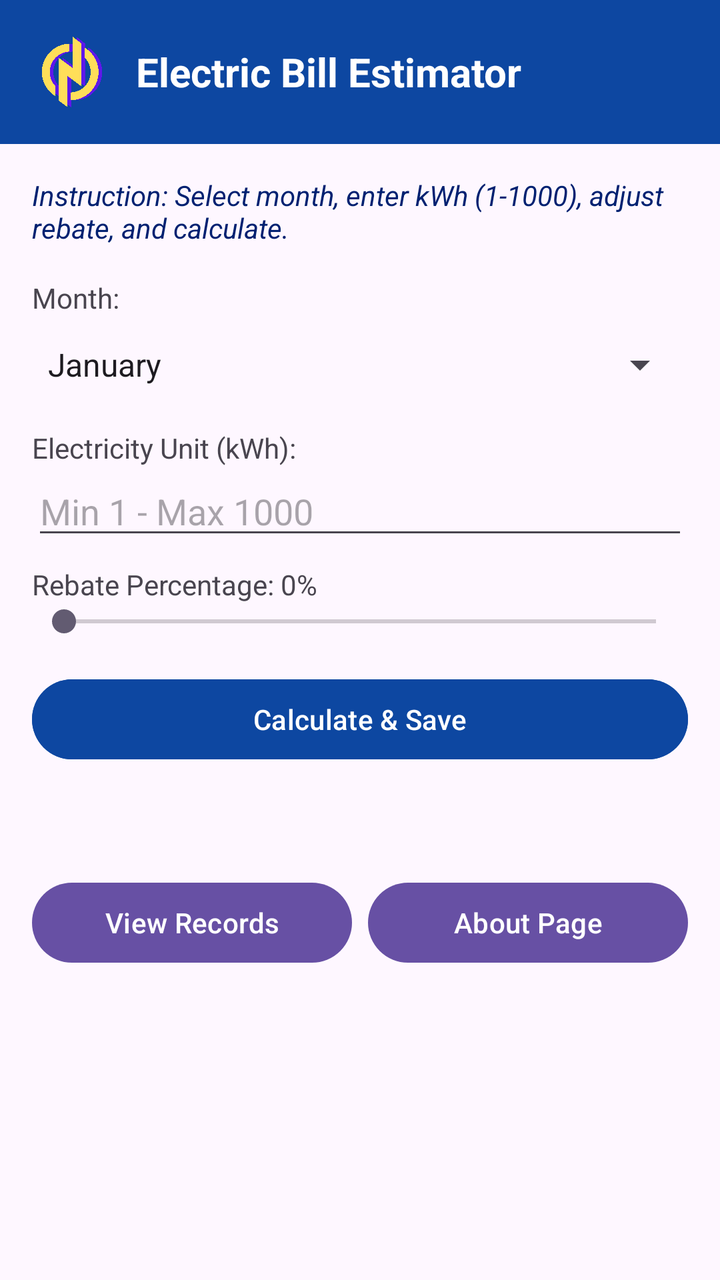
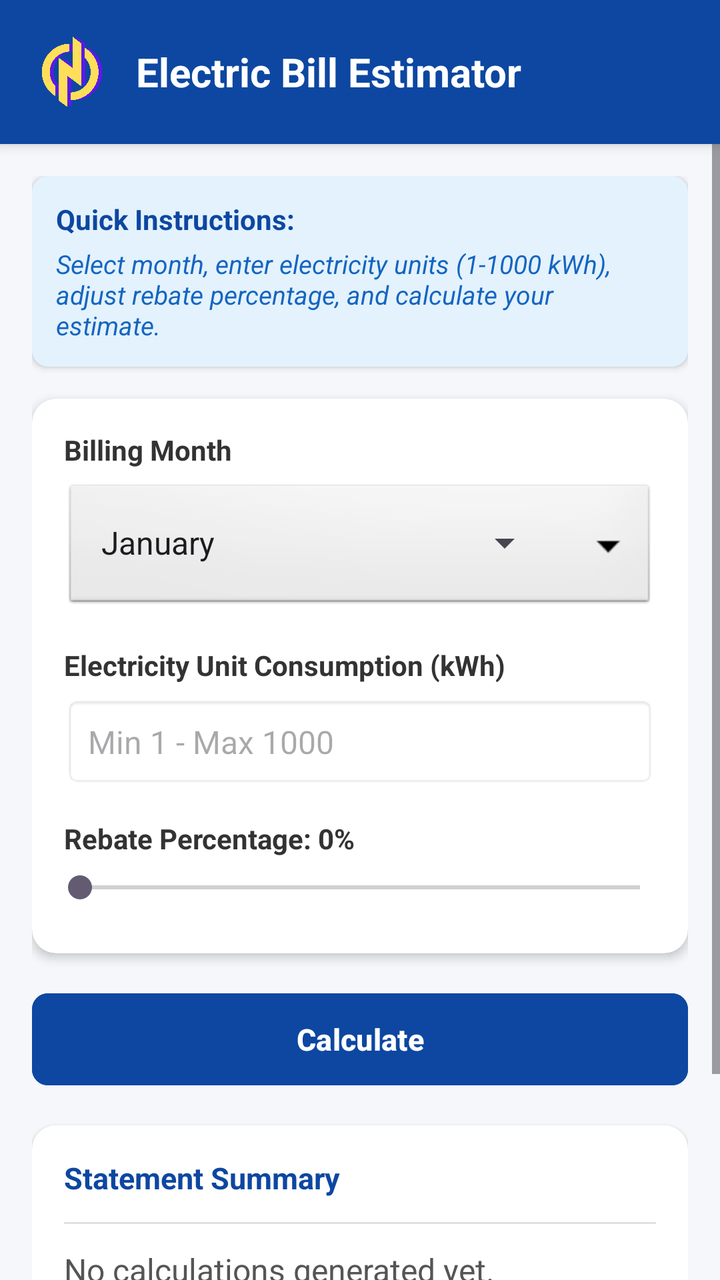

Before-and-after screenshots of an Android layout around one commit, followed by the original layout XML and the change that was made.
<!-- AndroidManifest.xml: application theme Theme.ElectricBillEstimator -->
<!-- res/layout/activity_main.xml -->
<?xml version="1.0" encoding="utf-8"?>
<LinearLayout
    xmlns:android="http://schemas.android.com/apk/res/android"
    android:layout_width="match_parent"
    android:layout_height="match_parent"
    android:orientation="vertical">

    <LinearLayout
        android:layout_width="match_parent"
        android:layout_height="wrap_content"
        android:orientation="horizontal"
        android:background="@color/primaryColor"
        android:padding="16dp"
        android:gravity="center_vertical">

        <ImageView
            android:layout_width="40dp"
            android:layout_height="40dp"
            android:src="@drawable/logo"
            android:layout_marginEnd="12dp"
            android:contentDescription="App Logo" />

        <TextView
            android:layout_width="wrap_content"
            android:layout_height="wrap_content"
            android:text="Electric Bill Estimator"
            android:textColor="#FFFFFF"
            android:textSize="20sp"
            android:textStyle="bold" />
    </LinearLayout>

    <LinearLayout
        android:layout_width="match_parent"
        android:layout_height="match_parent"
        android:orientation="vertical"
        android:padding="16dp">

        <TextView
            android:layout_width="match_parent"
            android:layout_height="wrap_content"
            android:text="Instruction: Select month, enter kWh (1-1000), adjust rebate, and calculate."
            android:textColor="@color/primaryDarkColor"
            android:textStyle="italic"
            android:layout_marginBottom="16dp"/>

        <TextView
            android:layout_width="wrap_content"
            android:layout_height="wrap_content"
            android:text="Month:" />
        <Spinner
            android:id="@+id/spinnerMonth"
            android:layout_width="match_parent"
            android:layout_height="48dp"
            android:entries="@array/months_array"/>

        <TextView
            android:layout_width="wrap_content"
            android:layout_height="wrap_content"
            android:text="Electricity Unit (kWh):"
            android:layout_marginTop="8dp"/>
        <EditText
            android:id="@+id/etKwh"
            android:layout_width="match_parent"
            android:layout_height="wrap_content"
            android:inputType="number"
            android:hint="Min 1 - Max 1000" />

        <TextView
            android:id="@+id/tvRebateLabel"
            android:layout_width="wrap_content"
            android:layout_height="wrap_content"
            android:text="Rebate Percentage: 0%"
            android:layout_marginTop="8dp"/>
        <SeekBar
            android:id="@+id/seekRebate"
            android:layout_width="match_parent"
            android:layout_height="wrap_content"
            android:max="5"
            android:progress="0" />

        <Button
            android:id="@+id/btnCalculate"
            android:layout_width="match_parent"
            android:layout_height="wrap_content"
            android:text="Calculate &amp; Save"
            android:layout_marginTop="16dp"
            android:backgroundTint="@color/primaryColor"/>

        <TextView
            android:id="@+id/tvResult"
            android:layout_width="match_parent"
            android:layout_height="wrap_content"
            android:layout_marginTop="16dp"
            android:textSize="16sp"
            android:textStyle="bold" />

        <LinearLayout
            android:layout_width="match_parent"
            android:layout_height="wrap_content"
            android:orientation="horizontal"
            android:layout_marginTop="16dp">
            <Button
                android:id="@+id/btnViewHistory"
                android:layout_width="0dp"
                android:layout_weight="1"
                android:layout_height="wrap_content"
                android:text="View Records"
                android:layout_marginEnd="4dp"/>
            <Button
                android:id="@+id/btnAbout"
                android:layout_width="0dp"
                android:layout_weight="1"
                android:layout_height="wrap_content"
                android:text="About Page"
                android:layout_marginStart="4dp"/>
        </LinearLayout>
    </LinearLayout>
</LinearLayout>
<!-- resources referenced by this layout -->
<resources>
  <string-array name="months_array">
          <item>January</item>
          <item>February</item>
          <item>March</item>
          <item>April</item>
          <item>May</item>
          <item>June</item>
          <item>July</item>
          <item>August</item>
          <item>September</item>
          <item>October</item>
          <item>November</item>
          <item>December</item>
      </string-array>
  <color name="primaryColor">#0D47A1</color>
  <color name="primaryDarkColor">#002171</color>
  <!-- drawable logo: png bitmap (drawable, 116946 bytes) -->
  <style name="Theme.ElectricBillEstimator" parent="Base.Theme.ElectricBillEstimator" />
  <style name="Base.Theme.ElectricBillEstimator" parent="Theme.Material3.Light.NoActionBar">
      </style>
</resources>

<!-- the commit's change to res/layout/activity_main.xml (unified diff, before → after) -->
@@ -1,9 +1,11 @@
 <?xml version="1.0" encoding="utf-8"?>
 <LinearLayout
     xmlns:android="http://schemas.android.com/apk/res/android"
+    xmlns:app="http://schemas.android.com/apk/res-auto"
     android:layout_width="match_parent"
     android:layout_height="match_parent"
-    android:orientation="vertical">
+    android:orientation="vertical"
+    android:background="#F5F7FA">
 
     <LinearLayout
         android:layout_width="match_parent"
@@ -11,7 +13,8 @@
         android:orientation="horizontal"
         android:background="@color/primaryColor"
         android:padding="16dp"
-        android:gravity="center_vertical">
+        android:gravity="center_vertical"
+        android:elevation="4dp">
 
         <ImageView
             android:layout_width="40dp"
@@ -29,90 +32,227 @@
             android:textStyle="bold" />
     </LinearLayout>
 
-    <LinearLayout
+    <ScrollView
         android:layout_width="match_parent"
-        android:layout_height="match_parent"
-        android:orientation="vertical"
-        android:padding="16dp">
-
-        <TextView
-            android:layout_width="match_parent"
-            android:layout_height="wrap_content"
-            android:text="Instruction: Select month, enter kWh (1-1000), adjust rebate, and calculate."
-            android:textColor="@color/primaryDarkColor"
-            android:textStyle="italic"
-            android:layout_marginBottom="16dp"/>
-
-        <TextView
-            android:layout_width="wrap_content"
-            android:layout_height="wrap_content"
-            android:text="Month:" />
-        <Spinner
-            android:id="@+id/spinnerMonth"
-            android:layout_width="match_parent"
-            android:layout_height="48dp"
-            android:entries="@array/months_array"/>
-
-        <TextView
-            android:layout_width="wrap_content"
-            android:layout_height="wrap_content"
-            android:text="Electricity Unit (kWh):"
-            android:layout_marginTop="8dp"/>
-        <EditText
-            android:id="@+id/etKwh"
-            android:layout_width="match_parent"
-            android:layout_height="wrap_content"
-            android:inputType="number"
-            android:hint="Min 1 - Max 1000" />
-
-        <TextView
-            android:id="@+id/tvRebateLabel"
-            android:layout_width="wrap_content"
-            android:layout_height="wrap_content"
-            android:text="Rebate Percentage: 0%"
-            android:layout_marginTop="8dp"/>
-        <SeekBar
-            android:id="@+id/seekRebate"
-            android:layout_width="match_parent"
-            android:layout_height="wrap_content"
-            android:max="5"
-            android:progress="0" />
-
-        <Button
-            android:id="@+id/btnCalculate"
-            android:layout_width="match_parent"
-            android:layout_height="wrap_content"
-            android:text="Calculate &amp; Save"
-            android:layout_marginTop="16dp"
-            android:backgroundTint="@color/primaryColor"/>
-
-        <TextView
-            android:id="@+id/tvResult"
-            android:layout_width="match_parent"
-            android:layout_height="wrap_content"
-            android:layout_marginTop="16dp"
-            android:textSize="16sp"
-            android:textStyle="bold" />
+        android:layout_height="0dp"
+        android:layout_weight="1"
+        android:fillViewport="true">
 
         <LinearLayout
             android:layout_width="match_parent"
             android:layout_height="wrap_content"
-            android:orientation="horizontal"
-            android:layout_marginTop="16dp">
-            <Button
-                android:id="@+id/btnViewHistory"
-                android:layout_width="0dp"
-                android:layout_weight="1"
-                android:layout_height="wrap_content"
-                android:text="View Records"
-                android:layout_marginEnd="4dp"/>
-            <Button
-                android:id="@+id/btnAbout"
-                android:layout_width="0dp"
-                android:layout_weight="1"
-                android:layout_height="wrap_content"
-                android:text="About Page"
-                android:layout_marginStart="4dp"/>
+            android:orientation="vertical"
+            android:padding="16dp">
+
+            <androidx.cardview.widget.CardView
+                android:layout_width="match_parent"
+                android:layout_height="wrap_content"
+                android:layout_marginBottom="16dp"
+                app:cardCornerRadius="8dp"
+                app:cardElevation="2dp"
+                app:cardBackgroundColor="#E3F2FD">
+
+                <LinearLayout
+                    android:layout_width="match_parent"
+                    android:layout_height="wrap_content"
+                    android:orientation="vertical"
+                    android:padding="12dp">
+
+                    <TextView
+                        android:layout_width="match_parent"
+                        android:layout_height="wrap_content"
+                        android:text="Quick Instructions:"
+                        android:textColor="#0D47A1"
+                        android:textStyle="bold"
+                        android:textSize="14sp"
+                        android:layout_marginBottom="4dp"/>
+
+                    <TextView
+                        android:layout_width="match_parent"
+                        android:layout_height="wrap_content"
+                        android:text="Select month, enter electricity units (1-1000 kWh), adjust rebate percentage, and calculate your estimate."
+                        android:textColor="#1565C0"
+                        android:textSize="13sp"
+                        android:textStyle="italic"/>
+                </LinearLayout>
+            </androidx.cardview.widget.CardView>
+
+            <androidx.cardview.widget.CardView
+                android:layout_width="match_parent"
+                android:layout_height="wrap_content"
+                android:layout_marginBottom="16dp"
+                app:cardCornerRadius="12dp"
+                app:cardElevation="3dp"
+                app:cardBackgroundColor="#FFFFFF">
+
+                <LinearLayout
+                    android:layout_width="match_parent"
+                    android:layout_height="wrap_content"
+                    android:orientation="vertical"
+                    android:padding="16dp">
+
+                    <TextView
+                        android:layout_width="wrap_content"
+                        android:layout_height="wrap_content"
+                        android:text="Billing Month"
+                        android:textStyle="bold"
+                        android:textColor="#333333"
+                        android:textSize="14sp"
+                        android:layout_marginBottom="6dp"/>
+
+                    <FrameLayout
+                        android:layout_width="match_parent"
+                        android:layout_height="wrap_content"
+                        android:background="@android:drawable/btn_dropdown"
+                        android:layout_marginBottom="16dp">
+                        <Spinner
+                            android:id="@+id/spinnerMonth"
+                            android:layout_width="match_parent"
+                            android:layout_height="48dp"
+                            android:entries="@array/months_array"
+                            android:spinnerMode="dropdown"/>
+                    </FrameLayout>
+
+                    <TextView
+                        android:layout_width="wrap_content"
+                        android:layout_height="wrap_content"
+                        android:text="Electricity Unit Consumption (kWh)"
+                        android:textStyle="bold"
+                        android:textColor="#333333"
+                        android:textSize="14sp"
+                        android:layout_marginBottom="6dp"/>
+
+                    <EditText
+                        android:id="@+id/etKwh"
+                        android:layout_width="match_parent"
+                        android:layout_height="wrap_content"
+                        android:inputType="number"
+                        android:hint="Min 1 - Max 1000"
+                        android:padding="12dp"
+                        android:background="@android:drawable/editbox_background_normal"
+                        android:layout_marginBottom="16dp"
+                        android:textSize="16sp"/>
+
+                    <TextView
+                        android:id="@+id/tvRebateLabel"
+                        android:layout_width="wrap_content"
+                        android:layout_height="wrap_content"
+                        android:text="Rebate Percentage: 0%"
+                        android:textStyle="bold"
+                        android:textColor="#333333"
+                        android:textSize="14sp"
+                        android:layout_marginBottom="6dp"/>
+
+                    <SeekBar
+                        android:id="@+id/seekRebate"
+                        android:layout_width="match_parent"
+                        android:layout_height="wrap_content"
+                        android:max="5"
+                        android:progress="0"
+                        android:paddingStart="8dp"
+                        android:paddingEnd="8dp"
+                        android:layout_marginBottom="8dp"/>
+                </LinearLayout>
+            </androidx.cardview.widget.CardView>
+
+            <LinearLayout
+                android:layout_width="match_parent"
+                android:layout_height="wrap_content"
+                android:orientation="vertical"
+                android:layout_marginBottom="16dp">
+
+                <Button
+                    android:id="@+id/btnCalculate"
+                    android:layout_width="match_parent"
+                    android:layout_height="54dp"
+                    android:text="Calculate"
+                    android:textStyle="bold"
+                    android:textSize="15sp"
+                    android:backgroundTint="@color/primaryColor"
+                    app:cornerRadius="8dp"/>
+
+                <Button
+                    android:id="@+id/btnSave"
+                    android:layout_width="match_parent"
+                    android:layout_height="54dp"
+                    android:text="Save Record"
+                    android:layout_marginTop="12dp"
+                    android:textStyle="bold"
+                    android:textSize="15sp"
+                    android:visibility="gone"
+                    android:backgroundTint="@color/primaryColor"
+                    app:cornerRadius="8dp"/>
+            </LinearLayout>
+
+            <androidx.cardview.widget.CardView
+                android:layout_width="match_parent"
+                android:layout_height="wrap_content"
+                android:layout_marginBottom="24dp"
+                app:cardCornerRadius="12dp"
+                app:cardElevation="3dp"
+                app:cardBackgroundColor="#FFFFFF">
+
+                <LinearLayout
+                    android:layout_width="match_parent"
+                    android:layout_height="wrap_content"
+                    android:orientation="vertical"
+                    android:padding="16dp">
+
+                    <TextView
+                        android:layout_width="match_parent"
+                        android:layout_height="wrap_content"
+                        android:text="Statement Summary"
+                        android:textColor="@color/primaryColor"
+                        android:textSize="15sp"
+                        android:textStyle="bold"
+                        android:layout_marginBottom="12dp"/>
+
+                    <View
+                        android:layout_width="match_parent"
+                        android:layout_height="1dp"
+                        android:background="#E0E0E0"
+                        android:layout_marginBottom="12dp"/>
+
+                    <TextView
+                        android:id="@+id/tvResult"
+                        android:layout_width="match_parent"
+                        android:layout_height="wrap_content"
+                        android:text="No calculations generated yet."
+                        android:textColor="#555555"
+                        android:textSize="16sp"
+                        android:lineSpacingMultiplier="1.3" />
+                </LinearLayout>
+            </androidx.cardview.widget.CardView>
+
+            <LinearLayout
+                android:layout_width="match_parent"
+                android:layout_height="wrap_content"
+                android:orientation="horizontal"
+                android:layout_marginTop="16dp">
+
+                <Button
+                    android:id="@+id/btnViewHistory"
+                    android:layout_width="0dp"
+                    android:layout_weight="1"
+                    android:layout_height="48dp"
+                    android:text="View Records"
+                    android:layout_marginEnd="6dp"
+                    android:textColor="#FFFFFF"
+                    android:backgroundTint="#455A64"
+                    app:cornerRadius="8dp"/>
+
+                <Button
+                    android:id="@+id/btnAbout"
+                    android:layout_width="0dp"
+                    android:layout_weight="1"
+                    android:layout_height="48dp"
+                    android:text="About Page"
+                    android:layout_marginStart="6dp"
+                    android:textColor="#FFFFFF"
+                    android:backgroundTint="#455A64"
+                    app:cornerRadius="8dp"/>
+            </LinearLayout>
+
         </LinearLayout>
-    </LinearLayout>
+    </ScrollView>
 </LinearLayout>
<!-- resource entries referenced after the edit -->
@@ -15,7 +15,6 @@
           <item>December</item>
       </string-array>
   <color name="primaryColor">#0D47A1</color>
-  <color name="primaryDarkColor">#002171</color>
   <!-- drawable logo: png bitmap (drawable, 116946 bytes) -->
   <style name="Theme.ElectricBillEstimator" parent="Base.Theme.ElectricBillEstimator" />
   <style name="Base.Theme.ElectricBillEstimator" parent="Theme.Material3.Light.NoActionBar">
